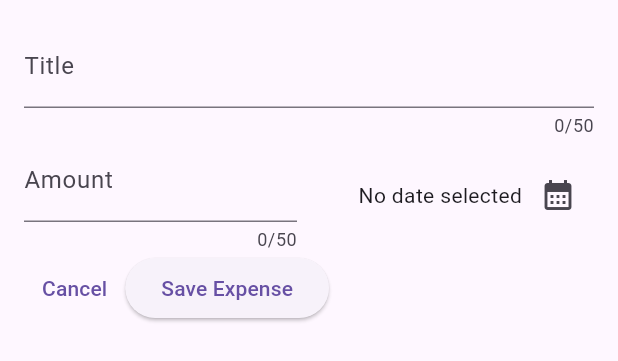
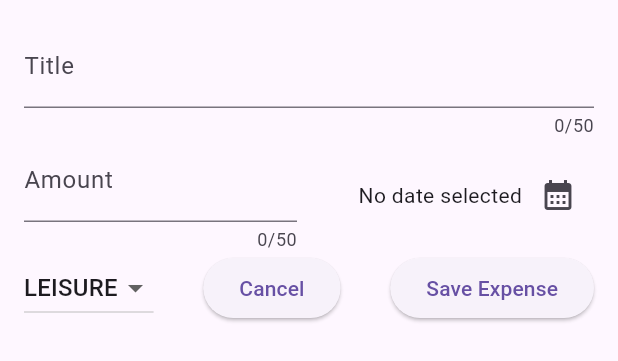
Before and after one commit to duytoann/flutter_expense_tracker_app, a Flutter app: the NewExpense widget shown alone on an empty page, opened directly, on a phone screen of 412 x 824 dp. Shown: the top 361 px of the screen. Run offline on Flutter 3.47's test engine with Material 3 defaults, Android fonts, the phone set to English and light mode, and no system bars.

Commit message:
115/add dropdown button

```diff
--- a/lib/widgets/new_expense.dart
+++ b/lib/widgets/new_expense.dart
@@ -14,6 +14,8 @@ class _NewExpenseState extends State<NewExpense> {
   final _titleController = TextEditingController();
   final _amountController = TextEditingController();
   DateTime? _selectedDate;
+  Category _selectedCategory = Category.leisure;
+
   Future<void> _presentDatePicker() async {
     final now = DateTime.now();
     final firstDate = DateTime(now.year - 1, now.month, now.day);
@@ -64,7 +66,7 @@ class _NewExpenseState extends State<NewExpense> {
                 child: Row(
                   mainAxisAlignment: MainAxisAlignment.end,
                   children: [
-                    Text( _selectedDate == null ? 'No date selected' : formatter.format(_selectedDate!)),
+                    Text(_selectedDate == null ? 'No date selected' : formatter.format(_selectedDate!)),
                     IconButton(
                       icon: const Icon(Icons.calendar_month),
                       onPressed: _presentDatePicker,
@@ -74,14 +76,40 @@ class _NewExpenseState extends State<NewExpense> {
               )
             ],
           ),
+          const SizedBox(
+            width: 16,
+          ),
           Row(
             children: [
-              TextButton(
+              DropdownButton(
+                  borderRadius: BorderRadius.circular(20),
+                  value: _selectedCategory,
+                  items: Category.values
+                      .map(
+                        (category) => DropdownMenuItem(
+                          value: category,
+                          child: Text(
+                            category.name.toUpperCase(),
+                          ),
+                        ),
+                      )
+                      .toList(),
+                  onChanged: (value) {
+                    if (value == null) {
+                      return;
+                    }
+                    setState(() {
+                      _selectedCategory = value;
+                    });
+                  }),
+              const Spacer(),
+              ElevatedButton(
                 onPressed: () {
                   Navigator.pop(context);
                 },
                 child: const Text('Cancel'),
               ),
+              const Spacer(),
               ElevatedButton(
                 onPressed: () {
                   print(_titleController.text);
```
